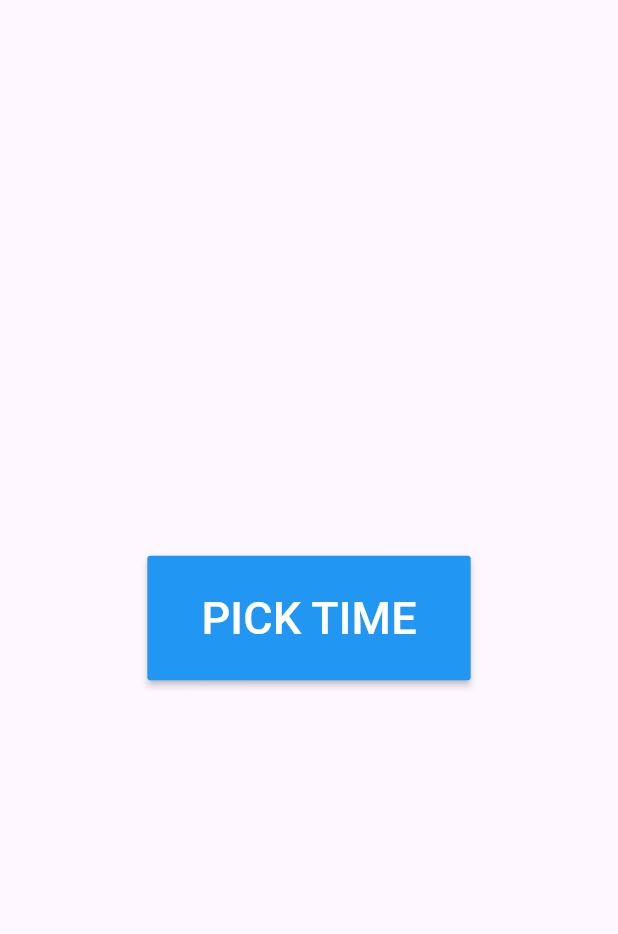
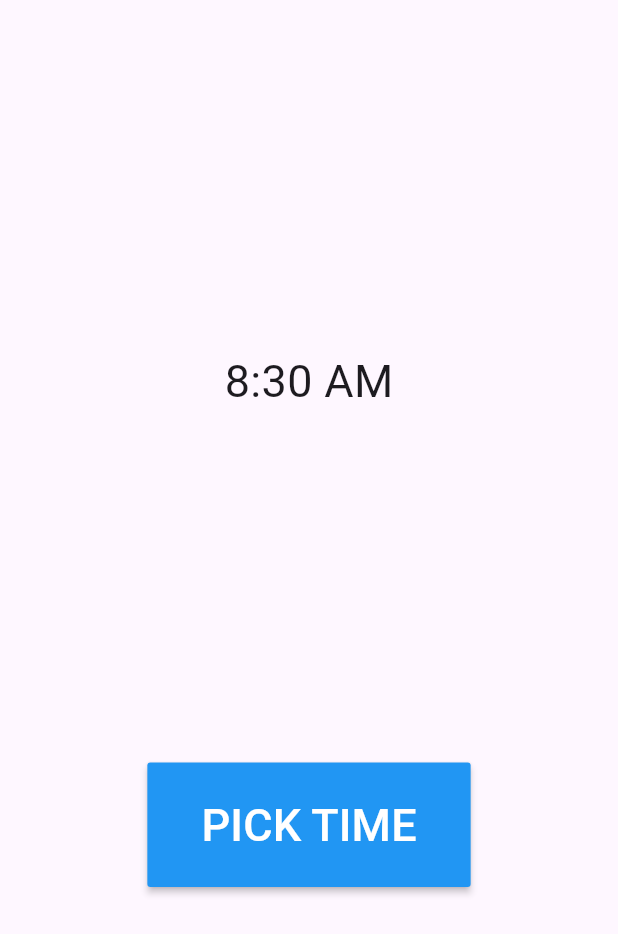
Before and after one commit to Usaid-Dev/time_picker, a Flutter app: the screen it shows after launch, on a phone screen of 412 x 824 dp. Shown: the top 934 px of the screen. Run offline on Flutter 3.47's test engine with Material 3 defaults, Android fonts, the phone set to English and light mode, and no system bars.

Commit message:
Display Time

```diff
--- a/lib/home_page.dart
+++ b/lib/home_page.dart
@@ -8,23 +8,36 @@ class HomePage extends StatefulWidget {
 }
 
 class _HomePageState extends State<HomePage> {
+  TimeOfDay _timeOfDay = const TimeOfDay(hour: 8, minute: 30);
+
   void _showTimePcker() {
     showTimePicker(
       context: context,
       initialTime: TimeOfDay.now(),
-    );
+    ).then((value) {
+      setState(() {
+        _timeOfDay = value!;
+      });
+    });
   }
 
   @override
   Widget build(BuildContext context) {
     return Scaffold(
       body: Center(
-        child: MaterialButton(
+        child: Column(
+          mainAxisAlignment: MainAxisAlignment.spaceEvenly,
+          children: [
+            Text(
+              _timeOfDay.format(context).toString(),
+              style: const TextStyle(fontSize: 30),
+            ),
+            MaterialButton(
               onPressed: _showTimePcker,
               color: Colors.blue,
-          child: Padding(
-            padding: const EdgeInsets.all(20),
-            child: const Text(
+              child: const Padding(
+                padding: EdgeInsets.all(20),
+                child: Text(
                   'PICK TIME',
                   style: TextStyle(
                     color: Colors.white,
@@ -33,6 +46,8 @@ class _HomePageState extends State<HomePage> {
                 ),
               ),
             ),
+          ],
+        ),
       ),
     );
   }
```
Lines whose indentation alone changed are shown as unchanged.
